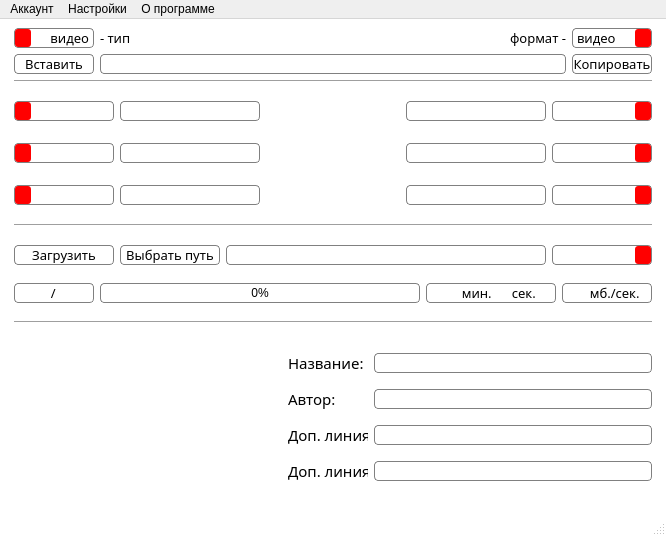
Before: the Qt Designer form design_cool_rework.ui in AlekseevValeriy/YouTube-video-downloader, drawn with Qt 5.
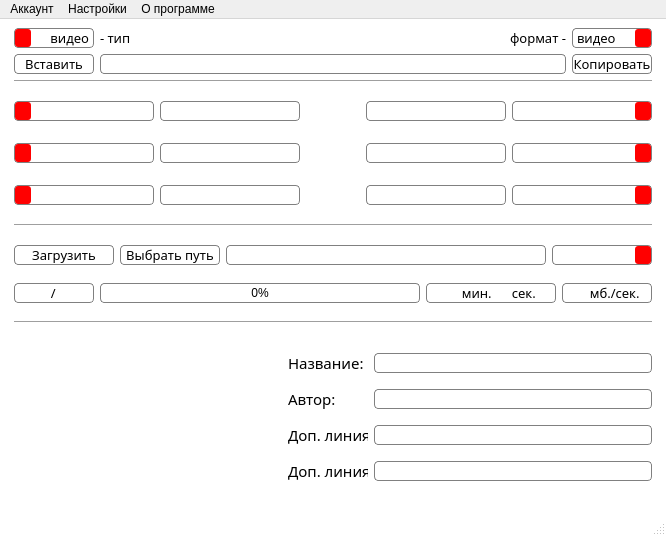
After: the same form once the commit is applied. Icons and pictures are not drawn.

Diff of the .ui file:
```diff
--- a/design_cool_rework.ui
+++ b/design_cool_rework.ui
@@ -524,13 +524,13 @@
            <widget class="QComboBox" name="tags_box_1">
             <property name="minimumSize">
              <size>
-              <width>100</width>
+              <width>140</width>
               <height>20</height>
              </size>
             </property>
             <property name="maximumSize">
              <size>
-              <width>100</width>
+              <width>160</width>
               <height>20</height>
              </size>
             </property>
@@ -577,7 +577,7 @@
            <widget class="QLineEdit" name="tag_line_1">
             <property name="minimumSize">
              <size>
-              <width>120</width>
+              <width>140</width>
               <height>20</height>
              </size>
             </property>
@@ -644,7 +644,7 @@
            <widget class="QLineEdit" name="tag_line_2">
             <property name="minimumSize">
              <size>
-              <width>120</width>
+              <width>140</width>
               <height>20</height>
              </size>
             </property>
@@ -695,13 +695,13 @@
            <widget class="QComboBox" name="tags_box_2">
             <property name="minimumSize">
              <size>
-              <width>100</width>
+              <width>140</width>
               <height>20</height>
              </size>
             </property>
             <property name="maximumSize">
              <size>
-              <width>100</width>
+              <width>160</width>
               <height>20</height>
              </size>
             </property>
@@ -759,13 +759,13 @@
            <widget class="QComboBox" name="tags_box_3">
             <property name="minimumSize">
              <size>
-              <width>100</width>
+              <width>140</width>
               <height>20</height>
              </size>
             </property>
             <property name="maximumSize">
              <size>
-              <width>100</width>
+              <width>160</width>
               <height>20</height>
              </size>
             </property>
@@ -809,7 +809,7 @@
            <widget class="QLineEdit" name="tag_line_3">
             <property name="minimumSize">
              <size>
-              <width>120</width>
+              <width>140</width>
               <height>20</height>
              </size>
             </property>
@@ -879,7 +879,7 @@
             </property>
             <property name="minimumSize">
              <size>
-              <width>120</width>
+              <width>140</width>
               <height>20</height>
              </size>
             </property>
@@ -927,13 +927,13 @@
            <widget class="QComboBox" name="tags_box_4">
             <property name="minimumSize">
              <size>
-              <width>100</width>
+              <width>140</width>
               <height>20</height>
              </size>
             </property>
             <property name="maximumSize">
              <size>
-              <width>100</width>
+              <width>160</width>
               <height>20</height>
              </size>
             </property>
@@ -991,13 +991,13 @@
            <widget class="QComboBox" name="tags_box_5">
             <property name="minimumSize">
              <size>
-              <width>100</width>
+              <width>140</width>
               <height>20</height>
              </size>
             </property>
             <property name="maximumSize">
              <size>
-              <width>100</width>
+              <width>160</width>
               <height>20</height>
              </size>
             </property>
@@ -1041,7 +1041,7 @@
            <widget class="QLineEdit" name="tag_line_5">
             <property name="minimumSize">
              <size>
-              <width>120</width>
+              <width>140</width>
               <height>20</height>
              </size>
             </property>
@@ -1108,7 +1108,7 @@
            <widget class="QLineEdit" name="tag_line_6">
             <property name="minimumSize">
              <size>
-              <width>120</width>
+              <width>140</width>
               <height>20</height>
              </size>
             </property>
@@ -1156,13 +1156,13 @@
            <widget class="QComboBox" name="tags_box_6">
             <property name="minimumSize">
              <size>
-              <width>100</width>
+              <width>140</width>
               <height>20</height>
              </size>
             </property>
             <property name="maximumSize">
              <size>
-              <width>100</width>
+              <width>160</width>
               <height>20</height>
              </size>
             </property>
```
